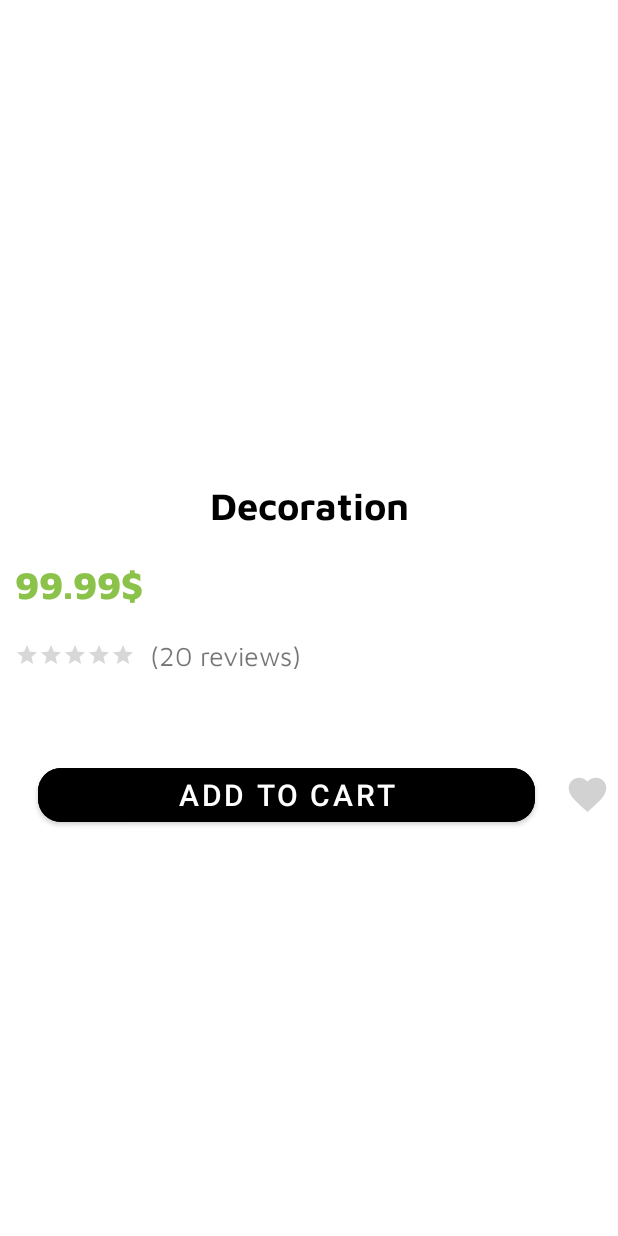
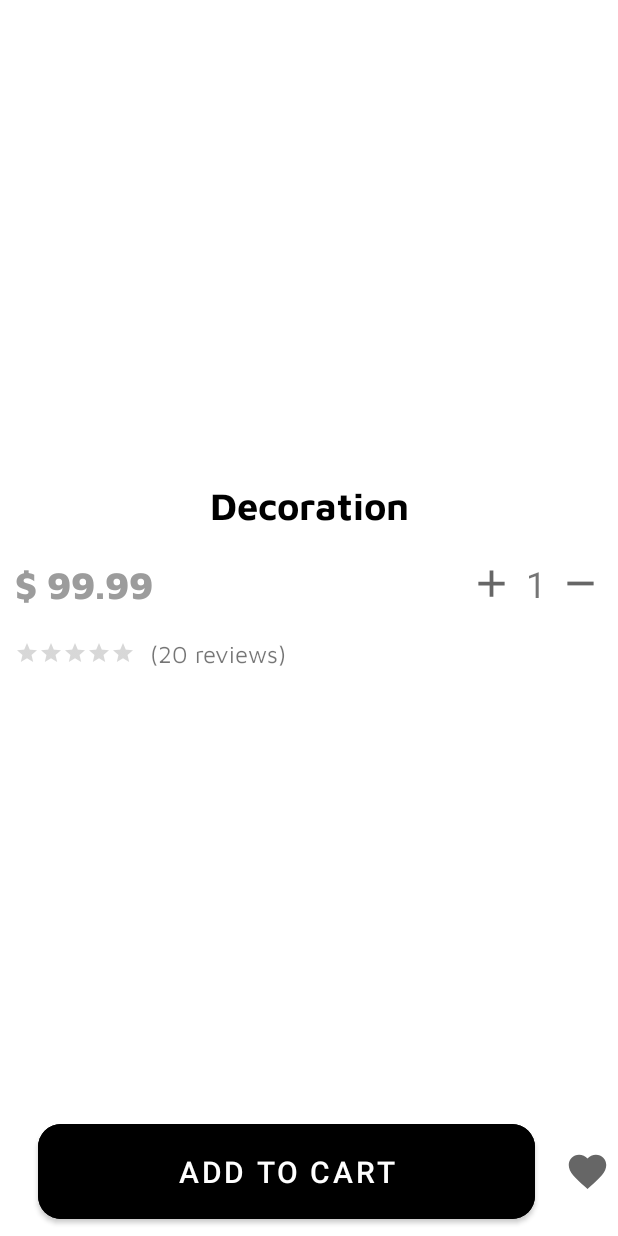
Before and after one commit to trtph/DoAnWoody, an Android app: the layout activity_detail.xml on its own in the app's theme, with its tools: preview values and no code run, on a phone screen of 412 x 824 dp. Run offline under Robolectric (Android 15) with nearby library versions, the phone set to English and light mode, and no system bars; plain views replace RoundedImageView.

Commit message:
add productDetail

```diff
--- a/app/src/main/AndroidManifest.xml
+++ b/app/src/main/AndroidManifest.xml
@@ -11,9 +11,6 @@
         android:theme="@style/Theme.WoodyGroupApplication">
         <activity
             android:name=".NewFeatureActivity"
-            android:exported="false" />
-        <activity
-            android:name=".ProductActivity"
             android:exported="false" />
         <activity
             android:name=".HelloPageActivity"
@@ -34,6 +31,9 @@
             android:name=".LoginActivity"
             android:exported="false" />
         <activity
+            android:name=".DetailActivity"
+            android:exported="false" />
+        <activity
             android:name=".MainActivity"
             android:exported="true">
             <intent-filter>
--- a/app/src/main/java/com/example/woodygroupapplication/DetailActivity.java
+++ b/app/src/main/java/com/example/woodygroupapplication/DetailActivity.java
@@ -31,10 +31,9 @@ public class DetailActivity extends AppCompatActivity {
         }
         ProductCollection p = (ProductCollection) bundle.get("object");
 
-//        imvThumb.setImageResource(p.getPrImage());
         Glide.with(DetailActivity.this).load(p.getPrImage()).into(imvThumb);
         txtName.setText(p.getPrName());
-        txtPrice.setText(p.getPrPrice()+" $");
+        txtPrice.setText("$ " + p.getPrPrice());
         txtRvNumber.setText("(" + p.getPrRvNumber()+" reviews)");
         txtDes.setText(p.getPrDescription());
         ratingBar.setRating(p.getPrRating());
--- a/app/src/main/java/com/example/woodygroupapplication/HomeFragment.java
+++ b/app/src/main/java/com/example/woodygroupapplication/HomeFragment.java
@@ -19,6 +19,7 @@ import androidx.recyclerview.widget.RecyclerView;
 
 import com.example.Adapter.BannerAdapter;
 import com.example.model.Banner;
+import com.example.model.ProductCollection;
 import com.google.firebase.database.DataSnapshot;
 import com.google.firebase.database.DatabaseError;
 import com.google.firebase.database.DatabaseReference;
@@ -175,4 +176,6 @@ public class HomeFragment extends Fragment {
             }
         }
     };
+
+
 }
--- a/app/src/main/java/com/example/woodygroupapplication/MainActivity.java
+++ b/app/src/main/java/com/example/woodygroupapplication/MainActivity.java
@@ -1,5 +1,6 @@
 package com.example.woodygroupapplication;
 
+import android.content.Intent;
 import android.os.Bundle;
 import android.view.MenuItem;
 import android.widget.FrameLayout;
@@ -10,6 +11,7 @@ import androidx.fragment.app.Fragment;
 import androidx.recyclerview.widget.RecyclerView;
 
 import com.example.Adapter.ShoppingBagAdapter;
+import com.example.model.ProductCollection;
 import com.example.model.productshopModel;
 import com.google.android.material.bottomnavigation.BottomNavigationView;
 import com.google.android.material.navigation.NavigationBarView;
--- a/app/src/main/java/com/example/woodygroupapplication/SeatCollectionFragment.java
+++ b/app/src/main/java/com/example/woodygroupapplication/SeatCollectionFragment.java
@@ -1,6 +1,7 @@
 package com.example.woodygroupapplication;
 
 import android.content.Context;
+import android.content.Intent;
 import android.graphics.Rect;
 import android.os.Bundle;
 import android.view.LayoutInflater;
@@ -13,6 +14,7 @@ import androidx.recyclerview.widget.LinearLayoutManager;
 import androidx.recyclerview.widget.RecyclerView;
 
 import com.example.Adapter.ProductCollectionAdapter;
+import com.example.MyInterfaces.IClickItemCollection;
 import com.example.model.ProductCollection;
 import com.google.firebase.database.DataSnapshot;
 import com.google.firebase.database.DatabaseError;
@@ -76,7 +78,7 @@ public class SeatCollectionFragment extends Fragment {
             public void onDataChange(@NonNull DataSnapshot dataSnapshot) {
                 productCollections = new ArrayList<>();
                 for(DataSnapshot snapshot : dataSnapshot.getChildren()){
-                    ProductCollection p =new ProductCollection();
+                    ProductCollection p = new ProductCollection();
                     p.setPrImage(snapshot.child("prImage").getValue().toString());
                     p.setPrName(snapshot.child("prName").getValue().toString());
                     p.setPrPrice(snapshot.child("prPrice").getValue().toString());
@@ -86,7 +88,7 @@ public class SeatCollectionFragment extends Fragment {
 
                     productCollections.add(p);
                 }
-                adapter = new ProductCollectionAdapter(getActivity(),R.layout.item_product_collection, productCollections);
+                adapter = new ProductCollectionAdapter(getActivity(), R.layout.item_product_collection, productCollections);
                 rcvSeat.setAdapter(adapter);
                 adapter.notifyDataSetChanged();
             }
--- a/app/src/main/java/com/example/woodygroupapplication/SofaCollectionFragment.java
+++ b/app/src/main/java/com/example/woodygroupapplication/SofaCollectionFragment.java
@@ -1,6 +1,7 @@
 package com.example.woodygroupapplication;
 
 import android.content.Context;
+import android.content.Intent;
 import android.graphics.Rect;
 import android.os.Bundle;
 import android.view.LayoutInflater;
@@ -13,6 +14,7 @@ import androidx.recyclerview.widget.LinearLayoutManager;
 import androidx.recyclerview.widget.RecyclerView;
 
 import com.example.Adapter.ProductCollectionAdapter;
+import com.example.MyInterfaces.IClickItemCollection;
 import com.example.model.ProductCollection;
 import com.google.firebase.database.DataSnapshot;
 import com.google.firebase.database.DatabaseError;
@@ -87,7 +89,7 @@ public class SofaCollectionFragment extends Fragment {
 
                     productCollections.add(p);
                 }
-                adapter = new ProductCollectionAdapter(getActivity(),R.layout.item_product_collection, productCollections);
+                adapter = new ProductCollectionAdapter(getActivity(), R.layout.item_product_collection, productCollections);
                 rcvSofa.setAdapter(adapter);
                 adapter.notifyDataSetChanged();
             }
--- a/app/src/main/res/drawable/ic_favorite.xml
+++ b/app/src/main/res/drawable/ic_favorite.xml
@@ -1,5 +1,10 @@
-<vector android:height="24dp" android:tint="#D2D2D2"
-    android:viewportHeight="24" android:viewportWidth="24"
-    android:width="24dp" xmlns:android="http://schemas.android.com/apk/res/android">
-    <path android:fillColor="@android:color/white" android:pathData="M12,21.35l-1.45,-1.32C5.4,15.36 2,12.28 2,8.5 2,5.42 4.42,3 7.5,3c1.74,0 3.41,0.81 4.5,2.09C13.09,3.81 14.76,3 16.5,3 19.58,3 22,5.42 22,8.5c0,3.78 -3.4,6.86 -8.55,11.54L12,21.35z"/>
+<vector xmlns:android="http://schemas.android.com/apk/res/android"
+    android:width="24dp"
+    android:height="24dp"
+    android:viewportWidth="24"
+    android:viewportHeight="24"
+    android:tint="?attr/colorControlNormal">
+  <path
+      android:fillColor="@android:color/white"
+      android:pathData="M12,21.35l-1.45,-1.32C5.4,15.36 2,12.28 2,8.5 2,5.42 4.42,3 7.5,3c1.74,0 3.41,0.81 4.5,2.09C13.09,3.81 14.76,3 16.5,3 19.58,3 22,5.42 22,8.5c0,3.78 -3.4,6.86 -8.55,11.54L12,21.35z"/>
 </vector>
--- a/app/src/main/res/drawable/ic_favorite_border.xml
+++ /dev/null
@@ -1,5 +0,0 @@
-<vector android:height="24dp" android:tint="#000000"
-    android:viewportHeight="24" android:viewportWidth="24"
-    android:width="24dp" xmlns:android="http://schemas.android.com/apk/res/android">
-    <path android:fillColor="@android:color/white" android:pathData="M16.5,3c-1.74,0 -3.41,0.81 -4.5,2.09C10.91,3.81 9.24,3 7.5,3 4.42,3 2,5.42 2,8.5c0,3.78 3.4,6.86 8.55,11.54L12,21.35l1.45,-1.32C18.6,15.36 22,12.28 22,8.5 22,5.42 19.58,3 16.5,3zM12.1,18.55l-0.1,0.1 -0.1,-0.1C7.14,14.24 4,11.39 4,8.5 4,6.5 5.5,5 7.5,5c1.54,0 3.04,0.99 3.57,2.36h1.87C13.46,5.99 14.96,5 16.5,5c2,0 3.5,1.5 3.5,3.5 0,2.89 -3.14,5.74 -7.9,10.05z"/>
-</vector>
--- a/app/src/main/res/layout/activity_detail.xml
+++ b/app/src/main/res/layout/activity_detail.xml
@@ -1,11 +1,16 @@
 <?xml version="1.0" encoding="utf-8"?>
-<ScrollView xmlns:android="http://schemas.android.com/apk/res/android"
+<androidx.constraintlayout.widget.ConstraintLayout xmlns:android="http://schemas.android.com/apk/res/android"
     xmlns:app="http://schemas.android.com/apk/res-auto"
     xmlns:tools="http://schemas.android.com/tools"
     android:layout_width="match_parent"
     android:layout_height="match_parent"
     tools:context=".DetailActivity">
 
+    <ScrollView
+        android:layout_width="match_parent"
+        android:layout_height="match_parent">
+
+    </ScrollView>
     <LinearLayout
         android:layout_width="match_parent"
         android:layout_height="match_parent"
@@ -44,11 +49,29 @@
                 android:fontFamily="@font/mavenpro_extrabold"
                 android:layout_weight="1"
                 android:layout_height="wrap_content"
-                android:text="99.99$"
+                android:text="$ 99.99"
                 android:textSize="25sp"
                 android:textStyle="bold"
-                android:textColor="#8BC34A"
+                android:textColor="@color/Gray61"
                 android:gravity="center_vertical"/>
+            <ImageView
+                android:id="@+id/add_quantity"
+                android:layout_width="30dp"
+                android:layout_height="30dp"
+                android:src="@drawable/ic_add"/>
+            <TextView
+                android:id="@+id/txtQuantity"
+                android:layout_width="wrap_content"
+                android:layout_height="wrap_content"
+                android:text="1"
+                android:textSize="24sp"
+                android:layout_marginStart="8dp"/>
+            <ImageView
+                android:id="@+id/remove_quantity"
+                android:layout_width="30dp"
+                android:layout_height="30dp"
+                android:src="@drawable/ic_remove"
+                android:layout_marginStart="8dp"/>
 
         </LinearLayout>
         <LinearLayout
@@ -73,7 +96,7 @@
                 android:layout_height="wrap_content"
                 android:text="(20 reviews)"
                 android:fontFamily="@font/mavenpro_regular"
-                android:textSize="18sp"
+                android:textSize="16sp"
                 android:layout_marginStart="10dp"/>
 
         </LinearLayout>
@@ -85,7 +108,7 @@
             android:layout_weight="1"
             android:fontFamily="@font/mavenpro_regular"
             android:justificationMode="inter_word"
-            android:textSize="18sp"
+            android:textSize="16sp"
             android:padding="10dp"/>
 
         <LinearLayout
@@ -94,8 +117,8 @@
             android:orientation="horizontal"
             android:padding="5dp">
             <com.google.android.material.button.MaterialButton
-                android:layout_width="200dp"
-                android:layout_height="wrap_content"
+                android:layout_width="150dp"
+                android:layout_height="75dp"
                 android:layout_weight="1"
                 android:text="Add to cart"
                 app:cornerRadius="15dp"
@@ -114,4 +137,4 @@
 
     </LinearLayout>
 
-</ScrollView>
+</androidx.constraintlayout.widget.ConstraintLayout>
--- a/app/src/main/res/layout/activity_new_feature.xml
+++ b/app/src/main/res/layout/activity_new_feature.xml
@@ -25,6 +25,7 @@
         android:text="Back to home"
         android:textAllCaps="false"
         android:textSize="20sp"
+        app:cornerRadius="20dp"
         android:backgroundTint="@color/black"
         app:layout_constraintTop_toTopOf="parent"
         app:layout_constraintRight_toRightOf="parent"
```
Also changed, not shown: app/src/main/java/com/example/Adapter/ProductCollectionAdapter.java (+10 -4 lines), app/src/main/java/com/example/MyInterfaces/IClickItemCollection.java (added, +7 -0 lines), app/src/main/java/com/example/woodygroupapplication/BedCollectionFragment.java (+18 -1 lines), app/src/main/java/com/example/woodygroupapplication/BestCollectionFragment.java (+10 -1 lines), app/src/main/java/com/example/woodygroupapplication/DestCollectionFragment.java (+12 -1 lines), app/src/main/java/com/example/woodygroupapplication/ProductActivity.java (deleted, +0 -14 lines), app/src/main/res/layout/activity_product.xml (deleted, +0 -133 lines).
